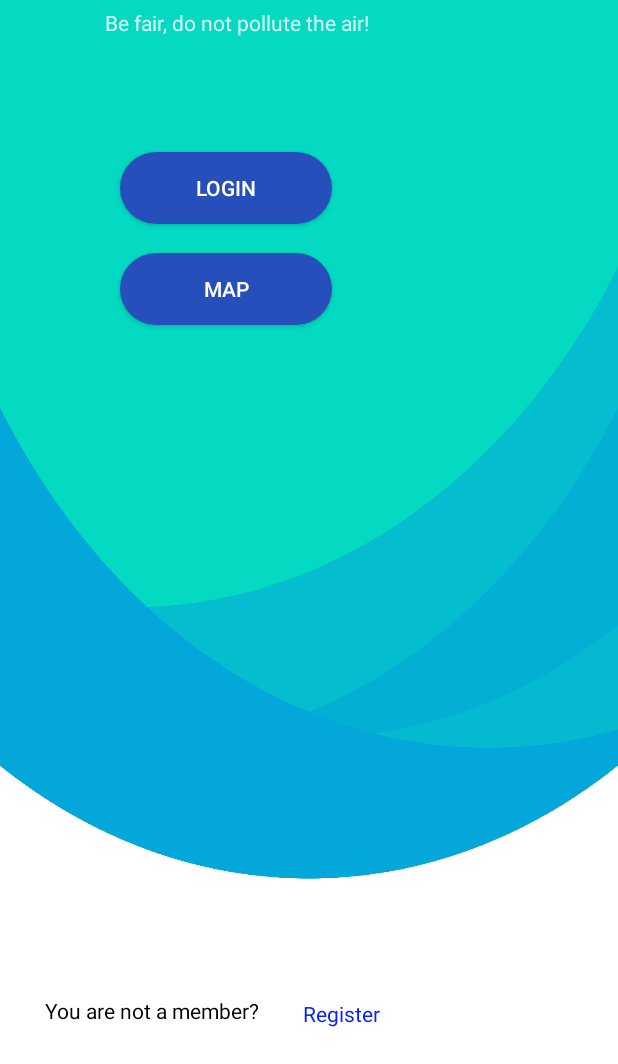
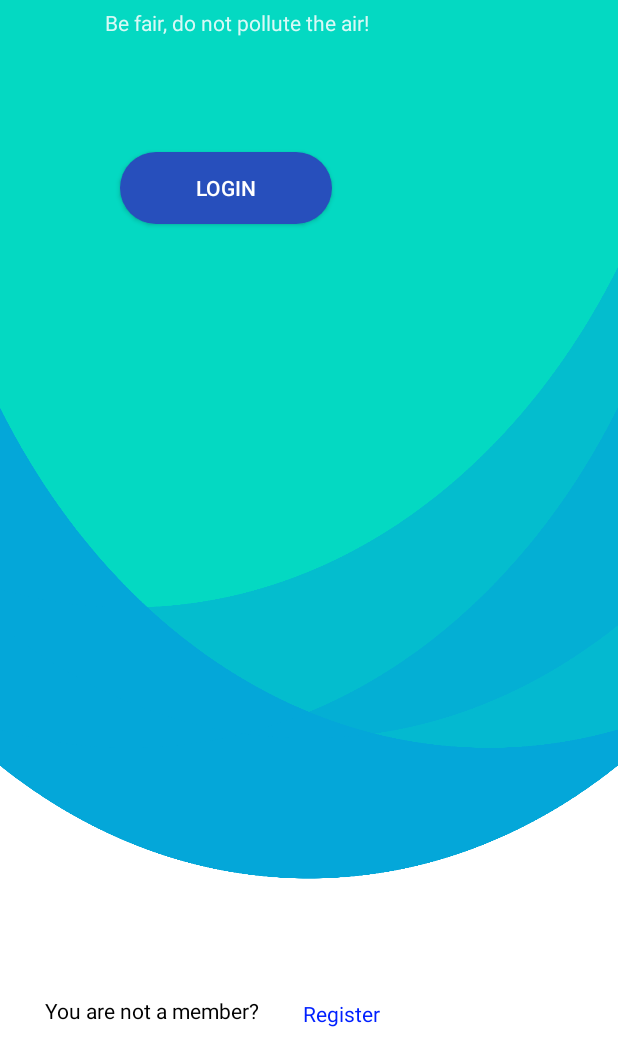
Before and after one commit to IordachescuAnca/Air-Guardians, an Android app: the screen it shows after launch (MainActivity), on a phone screen of 412 x 824 dp, the part 172-1236 px from its top. Run offline under Robolectric (Android 15) with nearby library versions, the light colour scheme and no system bars; our stand-ins replace Volley; libraries missing offline, so code that uses them is left out: com.mysql.jdbc; 1 statement that could not run was skipped.

Commit message:
another update

```diff
--- a/app/src/main/res/layout/activity_main.xml
+++ b/app/src/main/res/layout/activity_main.xml
@@ -9,21 +9,6 @@
         android:id="@+id/welcome"
         android:background="@drawable/background" >
 
-    <Button
-            android:text="@string/map"
-            android:textColor="@color/white"
-            android:background="@drawable/button_login_welcome"
-            android:layout_width="141dp"
-            android:layout_height="wrap_content"
-            android:id="@+id/button_map" android:layout_alignParentBottom="true"
-            android:layout_alignParentEnd="true"
-            android:layout_alignParentRight="true"
-            android:layout_alignParentStart="true"
-            android:layout_alignParentLeft="true"
-            android:layout_alignParentTop="true"
-            app:layout_constraintStart_toStartOf="parent" android:layout_marginLeft="80dp"
-            android:layout_marginStart="80dp" android:layout_marginTop="19dp"
-            app:layout_constraintTop_toBottomOf="@+id/button_login"/>
     <TextView
             android:id="@+id/not_member"
             android:text="@string/you_are_not_a_member"
--- a/app/src/main/res/layout/custom_popup_information.xml
+++ b/app/src/main/res/layout/custom_popup_information.xml
@@ -49,6 +49,6 @@ whose main sources being combustion processes, mechanical processes  and biologi
             app:layout_constraintTop_toBottomOf="@+id/textView10" app:layout_constraintStart_toStartOf="parent"
             android:layout_marginLeft="96dp" android:layout_marginStart="96dp" app:layout_constraintEnd_toEndOf="parent"
             android:layout_marginEnd="90dp" android:layout_marginRight="90dp"
-            app:layout_constraintHorizontal_bias="1.0">
+            app:layout_constraintHorizontal_bias="0.714">
     </ImageView>
 </androidx.constraintlayout.widget.ConstraintLayout>
```
